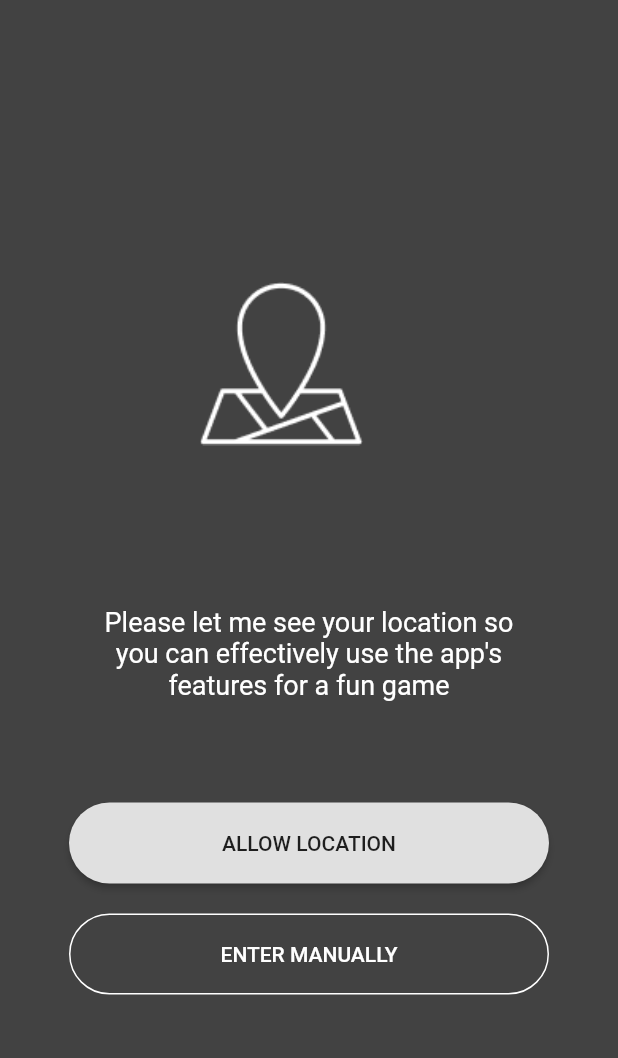
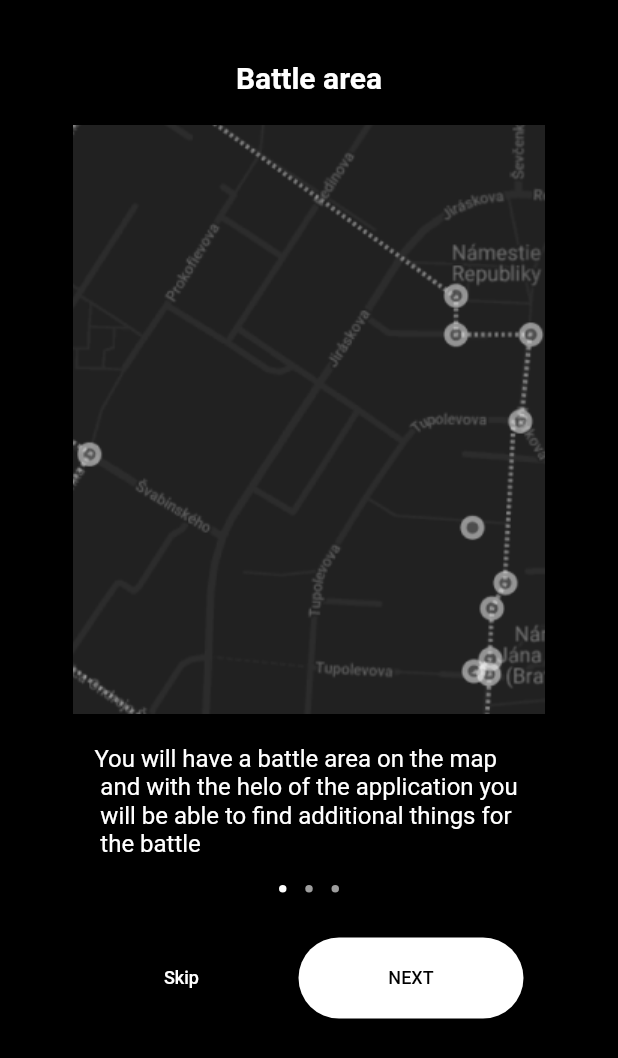
Before and after one commit to RayCepish/mobile_app, a Flutter app: the screen it shows after launch, on a phone screen of 412 x 824 dp. Shown: the top 1058 px of the screen. Run offline on Flutter 3.47's test engine with Material 2 defaults, Android fonts, the phone set to English and light mode, and no system bars; our stand-ins replace flutter_screenutil, location.

Commit message:
adding onboarding pages

```diff
--- a/conreality_app/lib/introduce_part/splash_screen_page.dart
+++ b/conreality_app/lib/introduce_part/splash_screen_page.dart
@@ -1,5 +1,6 @@
 import 'dart:async';
 
+import 'package:conreality_app/onb/onb.dart';
 import 'package:flutter/material.dart';
 import 'dart:math' as math;
 import '../home_screen.dart';
@@ -25,7 +26,7 @@ class _SplashScreenPageState extends State<SplashScreenPage>
       Duration(seconds: 5),
       () => Navigator.of(context).pushReplacement(
         MaterialPageRoute(
-          builder: (BuildContext context) => AllowLocationPage(),
+          builder: (BuildContext context) => OnBoardingPage(),
         ),
       ),
     );
--- a/conreality_app/lib/main.dart
+++ b/conreality_app/lib/main.dart
@@ -9,9 +9,11 @@ class MyApp extends StatelessWidget {
   @override
   Widget build(BuildContext context) {
     return MaterialApp(
+      debugShowCheckedModeBanner: false,
       theme: ThemeData(
     primarySwatch: Colors.grey,
     visualDensity: VisualDensity.adaptivePlatformDensity,
+
   ),
       home: SplashScreenPage(),
     );
--- /dev/null
+++ b/conreality_app/lib/onb/1.dart
@@ -0,0 +1,38 @@
+import 'package:flutter/material.dart';
+
+class First extends StatelessWidget {
+  @override
+  Widget build(BuildContext context) {
+    return Scaffold(
+      backgroundColor: Colors.black,
+      body: Center(
+        child: Column(
+          children: [
+            SizedBox(height: 40),
+            Text(
+              "Battle area",
+              style: TextStyle(
+                  fontSize: 20,
+                  color: Colors.white,
+                  fontWeight: FontWeight.bold),
+            ),
+            SizedBox(height: 20),
+            Padding(
+              padding: const EdgeInsets.only(left: 20, right: 20),
+              child: Container(
+                child: Image.asset('assets/images/firstPhoto.png'),
+              ),
+            ),
+            SizedBox(height: 20),
+            Container(
+              child: Text(
+                "You will have a battle area on the map \n and with the helo of the application you \n will be able to find additional things for \n the battle",
+                style: TextStyle(color: Colors.white, fontSize: 16),
+              ),
+            ),
+          ],
+        ),
+      ),
+    );
+  }
+}
--- /dev/null
+++ b/conreality_app/lib/onb/onb.dart
@@ -0,0 +1,193 @@
+import 'package:conreality_app/introduce_part/allow_location.dart';
+import 'package:conreality_app/onb/1.dart';
+import 'package:conreality_app/onb/2.dart';
+import 'package:conreality_app/onb/3.dart';
+import 'package:flutter/material.dart';
+
+class OnBoardingPage extends StatefulWidget {
+  @override
+  _OnBoardingPageState createState() => _OnBoardingPageState();
+}
+
+int currentIndex = 0;
+PageController pageController = PageController(
+  initialPage: 0,
+);
+
+Widget pageIndexIndicator(bool isCurrentPage) {
+  return Container(
+    width: 5,
+    height: 5,
+    decoration: BoxDecoration(
+        color: isCurrentPage ? Colors.white : Colors.grey[500],
+        borderRadius: BorderRadius.circular(100)),
+  );
+}
+
+class _OnBoardingPageState extends State<OnBoardingPage> {
+  @override
+  Widget build(BuildContext context) {
+    return Scaffold(
+        backgroundColor: Colors.black,
+        body: Column(children: [
+          Container(
+            height: 590,
+            width: 568,
+            child: PageView(
+              controller: pageController,
+              onPageChanged: (val) {
+                setState(() {
+                  currentIndex = val;
+                });
+              },
+              children: [First(), Second(), Third()],
+            ),
+          ),
+          Container(
+            width: 40,
+            height: 5,
+            child: Row(
+              mainAxisAlignment: MainAxisAlignment.spaceBetween,
+              children: [
+                for (int i = 0; i < 3; i++)
+                  currentIndex == i
+                      ? pageIndexIndicator(true)
+                      : pageIndexIndicator(false)
+              ],
+            ),
+          ),
+          SizedBox(
+            height: 30,
+          ),
+          currentIndex != 3 - 1
+              ? Row(
+                  mainAxisAlignment: MainAxisAlignment.center,
+                  children: [
+                    Row(
+                      children: [
+                        SizedBox(
+                          width: 66,
+                        ),
+                        Container(
+                          color: Colors.transparent,
+                          width: 24,
+                          height: 14,
+                          child: InkWell(
+                            onTap: () {
+                              pageController.animateToPage(3 - 1,
+                                  duration: Duration(milliseconds: 400),
+                                  curve: Curves.bounceIn);
+                            },
+                            child: Text(
+                              "Skip",
+                              style: TextStyle(
+                                  fontWeight: FontWeight.w500,
+                                  fontSize: 12,
+                                  color: Color(0xFFFFFFFF),
+                                  height: 1.16),
+                              textAlign: TextAlign.center,
+                            ),
+                          ),
+                        ),
+                        SizedBox(
+                          width: 66,
+                        ),
+                        Container(
+                          width: 150,
+                          height: 54,
+                          child: RaisedButton(
+                            color: Colors.white,
+                            shape: RoundedRectangleBorder(
+                                borderRadius: BorderRadius.circular(59)),
+                            onPressed: () {
+                              pageController.nextPage(
+                                  duration: Duration(milliseconds: 400),
+                                  curve: Curves.bounceIn);
+                            },
+                            child: Text(
+                              "NEXT",
+                              style: TextStyle(
+                                  fontWeight: FontWeight.w500,
+                                  fontSize: 12,
+                                  color: Color(0xFF000000),
+                                  height: 1.16),
+                              textAlign: TextAlign.center,
+                            ),
+                          ),
+                        ),
+                        SizedBox(
+                          width: 20,
+                        ),
+                      ],
+                    ),
+                  ],
+                )
+              : Row(mainAxisAlignment: MainAxisAlignment.center, children: [
+                  Row(
+                    children: [
+                      SizedBox(
+                        width: 66,
+                      ),
+                      Container(
+                        color: Colors.transparent,
+                        width: 24,
+                        height: 14,
+                        child: InkWell(
+                          onTap: () {
+                            pageController.jumpToPage(
+                              3 - 1,
+                            );
+                          },
+                          child: Text(
+                            "Skip",
+                            style: TextStyle(
+                                fontWeight: FontWeight.w500,
+                                fontSize: 12,
+                                color: Color(0xFFFFFFFF),
+                                height: 1.16),
+                            textAlign: TextAlign.center,
+                          ),
+                        ),
+                      ),
+                      SizedBox(
+                        width: 66,
+                      ),
+                      Container(
+                        width: 150,
+                        height: 54,
+                        child: RaisedButton(
+                          color: Colors.white,
+                          shape: RoundedRectangleBorder(
+                              borderRadius: BorderRadius.circular(59)),
+                          onPressed: () {
+                            Navigator.push(
+                              context,
+                              MaterialPageRoute(
+                                builder: (context) => AllowLocationPage(),
+                              ),
+                            );
+
+                            // nextPage(
+                            //     duration: Duration(milliseconds: 15),
+                            //     curve: Curves.bounceIn);
+                          },
+                          child: Text(
+                            "Finish",
+                            style: TextStyle(
+                                fontWeight: FontWeight.w500,
+                                fontSize: 12,
+                                color: Color(0xFF000000),
+                                height: 1.16),
+                            textAlign: TextAlign.center,
+                          ),
+                        ),
+                      ),
+                      SizedBox(
+                        width: 20,
+                      ),
+                    ],
+                  ),
+                ]),
+        ]));
+  }
+}
--- a/conreality_app/pubspec.yaml
+++ b/conreality_app/pubspec.yaml
@@ -54,6 +54,9 @@ flutter:
     - assets/images/Vector.png
     - assets/images/map_logo.png
     - assets/images/map_logo.png
+    - assets/images/firstPhoto.png
+    - assets/images/secondPhoto.png
+    - assets/images/thirdPhoto.png
 
   # An image asset can refer to one or more resolution-specific "variants", see
   # https://flutter.dev/assets-and-images/#resolution-aware.
```
Also changed, not shown: conreality_app/lib/introduce_part/secondly_allow_location.dart (deleted, +0 -36 lines), conreality_app/lib/onb/2.dart (added, +35 -0 lines), conreality_app/lib/onb/3.dart (added, +38 -0 lines), conreality_app/assets/images/firstPhoto.png (added), conreality_app/assets/images/secondPhoto.png (added), conreality_app/assets/images/thirdPhoto.png (added).
